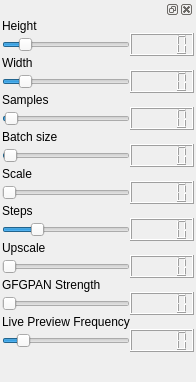
Before: the Qt Designer form frontend/ui_widgets/sizer_count.ui in XmYx/ainodes-pyside, drawn with Qt 5.
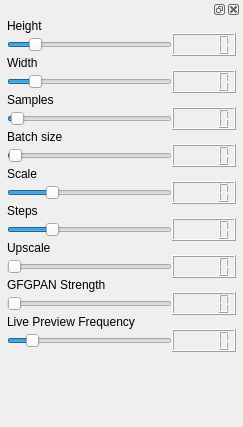
After: the same form once the commit is applied.

What changed in the file:
```diff
--- a/frontend/ui_widgets/sizer_count.ui
+++ b/frontend/ui_widgets/sizer_count.ui
@@ -6,8 +6,8 @@
    <rect>
     <x>0</x>
     <y>0</y>
-    <width>184</width>
-    <height>382</height>
+    <width>243</width>
+    <height>427</height>
    </rect>
   </property>
   <property name="sizePolicy">
@@ -55,13 +55,13 @@
         <number>0</number>
        </property>
        <property name="leftMargin">
-        <number>0</number>
+        <number>5</number>
        </property>
        <property name="topMargin">
         <number>0</number>
        </property>
        <property name="rightMargin">
-        <number>0</number>
+        <number>5</number>
        </property>
        <property name="bottomMargin">
         <number>0</number>
@@ -202,7 +202,7 @@
          <item row="18" column="0">
           <widget class="QSlider" name="upscaleSlider">
            <property name="minimum">
-            <number>1</number>
+            <number>0</number>
            </property>
            <property name="maximum">
             <number>10</number>
@@ -210,6 +210,9 @@
            <property name="pageStep">
             <number>1</number>
            </property>
+           <property name="value">
+            <number>0</number>
+           </property>
            <property name="orientation">
             <enum>Qt::Horizontal</enum>
            </property>
@@ -225,7 +228,10 @@
          <item row="13" column="0">
           <widget class="QSlider" name="scaleSlider">
            <property name="maximum">
-            <number>100</number>
+            <number>3000</number>
+           </property>
+           <property name="value">
+            <number>750</number>
            </property>
            <property name="orientation">
             <enum>Qt::Horizontal</enum>
@@ -265,7 +271,7 @@
          <item row="22" column="0">
           <widget class="QSlider" name="gfpganSlider">
            <property name="minimum">
-            <number>1</number>
+            <number>0</number>
            </property>
            <property name="maximum">
             <number>10</number>
@@ -273,6 +279,9 @@
            <property name="pageStep">
             <number>1</number>
            </property>
+           <property name="value">
+            <number>0</number>
+           </property>
            <property name="orientation">
             <enum>Qt::Horizontal</enum>
            </property>
@@ -316,6 +325,9 @@
          </item>
          <item row="28" column="0">
           <widget class="QSlider" name="previewSlider">
+           <property name="minimum">
+            <number>0</number>
+           </property>
            <property name="maximum">
             <number>25</number>
            </property>
```
